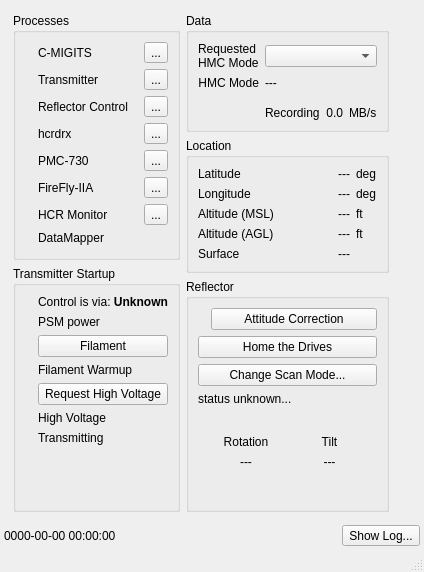
The window that src/hcrgui/HcrGuiMainWindow.ui (NCAR/HCR_instrument) describes before a commit, drawn with Qt 5.
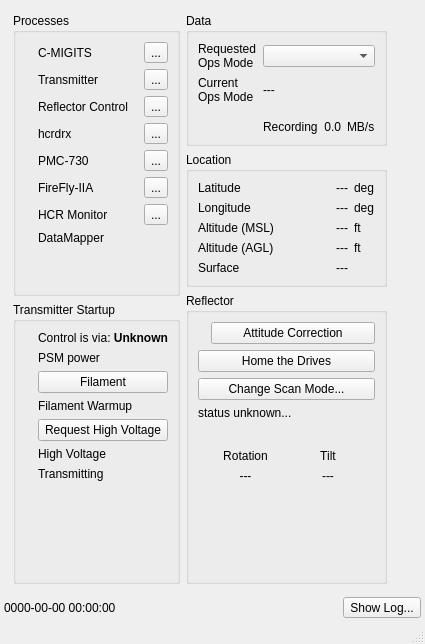
The same window after the commit. Icons and pictures are not drawn.

Commit message: text change: "HMC Mode" -> "Ops Mode"

What changed in the file:
```diff
--- a/src/hcrgui/HcrGuiMainWindow.ui
+++ b/src/hcrgui/HcrGuiMainWindow.ui
@@ -6,8 +6,8 @@
    <rect>
     <x>0</x>
     <y>0</y>
-    <width>424</width>
-    <height>571</height>
+    <width>425</width>
+    <height>644</height>
    </rect>
   </property>
   <property name="sizePolicy">
@@ -603,10 +603,11 @@
              <item row="1" column="0">
               <widget class="QLabel" name="hmcModeLabel">
                <property name="text">
-                <string>HMC Mode</string>
+                <string>Current
+Ops Mode</string>
                </property>
                <property name="alignment">
-                <set>Qt::AlignRight|Qt::AlignTrailing|Qt::AlignVCenter</set>
+                <set>Qt::AlignLeading|Qt::AlignLeft|Qt::AlignVCenter</set>
                </property>
               </widget>
              </item>
@@ -678,7 +679,7 @@
               <widget class="QLabel" name="requestedModeLabel">
                <property name="text">
                 <string>Requested
-HMC Mode</string>
+Ops Mode</string>
                </property>
               </widget>
              </item>
```
